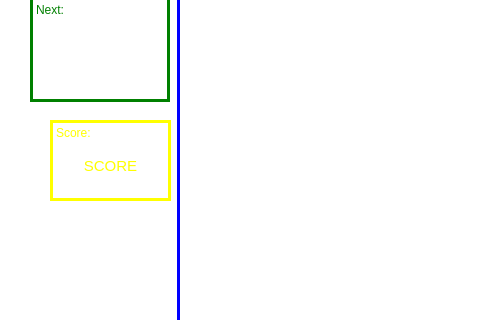
Qt form mainwindow3.ui (FelixWeichselgartner/Tetris) before a commit; both pictures show x 0 to 480 and y 120 to 440 of the 1171 by 976 pixel window.
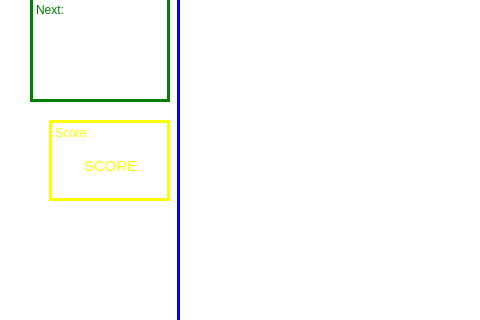
The same form after that commit.

What changed in the file:
```diff
--- a/mainwindow3.ui
+++ b/mainwindow3.ui
@@ -21,7 +21,7 @@
    <widget class="QLabel" name="lblscorefield1">
     <property name="geometry">
      <rect>
-      <x>50</x>
+      <x>49</x>
       <y>240</y>
       <width>121</width>
       <height>81</height>
```
Left out of the diff: 2 changed lines with no effect on the pictures.
